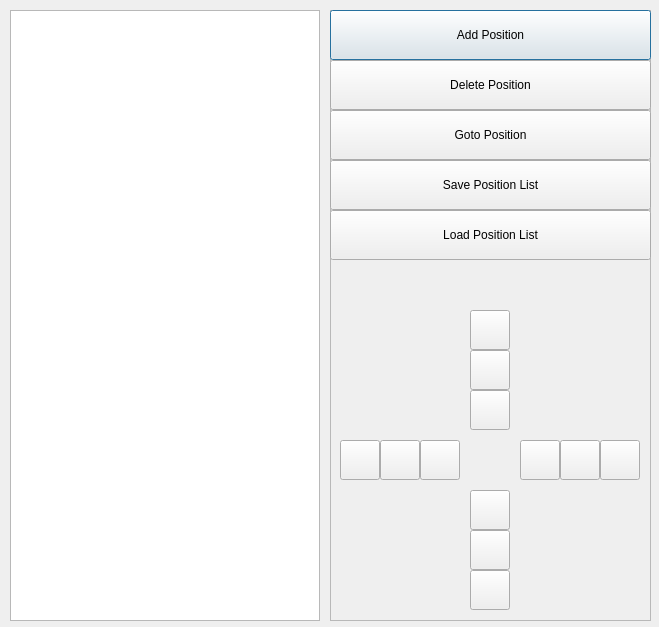
First picture: the form in src/app/src/stagecontrol.ui, repository CuriBio/nautilus_acquisition, before the edit.
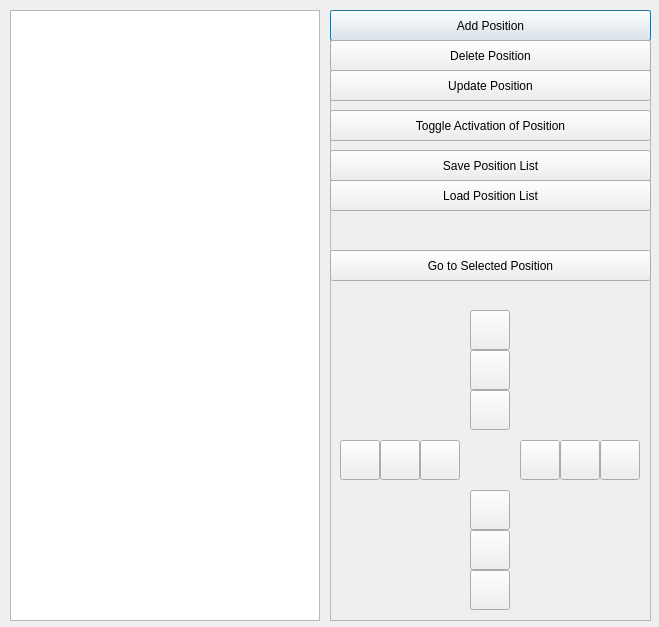
Second picture: the form after the edit.

```diff
--- a/src/app/src/stagecontrol.ui
+++ b/src/app/src/stagecontrol.ui
@@ -71,7 +71,7 @@
       <x>0</x>
       <y>0</y>
       <width>321</width>
-      <height>50</height>
+      <height>31</height>
      </rect>
     </property>
     <property name="sizePolicy">
@@ -100,9 +100,9 @@
     <property name="geometry">
      <rect>
       <x>0</x>
-      <y>50</y>
+      <y>30</y>
       <width>321</width>
-      <height>50</height>
+      <height>31</height>
      </rect>
     </property>
     <property name="sizePolicy">
@@ -114,7 +114,7 @@
     <property name="minimumSize">
      <size>
       <width>0</width>
-      <height>50</height>
+      <height>0</height>
      </size>
     </property>
     <property name="maximumSize">
@@ -131,9 +131,9 @@
     <property name="geometry">
      <rect>
       <x>0</x>
-      <y>100</y>
+      <y>240</y>
       <width>321</width>
-      <height>50</height>
+      <height>31</height>
      </rect>
     </property>
     <property name="sizePolicy">
@@ -145,7 +145,7 @@
     <property name="minimumSize">
      <size>
       <width>0</width>
-      <height>50</height>
+      <height>0</height>
      </size>
     </property>
     <property name="maximumSize">
@@ -155,16 +155,16 @@
      </size>
     </property>
     <property name="text">
-     <string>Goto Position</string>
+     <string>Go to Selected Position</string>
     </property>
    </widget>
    <widget class="QPushButton" name="saveListBtn">
     <property name="geometry">
      <rect>
       <x>0</x>
-      <y>150</y>
+      <y>140</y>
       <width>321</width>
-      <height>50</height>
+      <height>31</height>
      </rect>
     </property>
     <property name="sizePolicy">
@@ -176,7 +176,7 @@
     <property name="minimumSize">
      <size>
       <width>0</width>
-      <height>50</height>
+      <height>0</height>
      </size>
     </property>
     <property name="maximumSize">
@@ -193,9 +193,9 @@
     <property name="geometry">
      <rect>
       <x>0</x>
-      <y>200</y>
+      <y>170</y>
       <width>321</width>
-      <height>50</height>
+      <height>31</height>
      </rect>
     </property>
     <property name="sizePolicy">
@@ -207,7 +207,7 @@
     <property name="minimumSize">
      <size>
       <width>0</width>
-      <height>41</height>
+      <height>0</height>
      </size>
     </property>
     <property name="maximumSize">
@@ -736,6 +736,68 @@
      <bool>false</bool>
     </property>
    </widget>
+   <widget class="QPushButton" name="updateBtn">
+    <property name="geometry">
+     <rect>
+      <x>0</x>
+      <y>60</y>
+      <width>321</width>
+      <height>31</height>
+     </rect>
+    </property>
+    <property name="sizePolicy">
+     <sizepolicy hsizetype="Minimum" vsizetype="Preferred">
+      <horstretch>0</horstretch>
+      <verstretch>0</verstretch>
+     </sizepolicy>
+    </property>
+    <property name="minimumSize">
+     <size>
+      <width>0</width>
+      <height>0</height>
+     </size>
+    </property>
+    <property name="maximumSize">
+     <size>
+      <width>16777215</width>
+      <height>50</height>
+     </size>
+    </property>
+    <property name="text">
+     <string>Update Position</string>
+    </property>
+   </widget>
+   <widget class="QPushButton" name="toggleActivationBtn">
+    <property name="geometry">
+     <rect>
+      <x>0</x>
+      <y>100</y>
+      <width>321</width>
+      <height>31</height>
+     </rect>
+    </property>
+    <property name="sizePolicy">
+     <sizepolicy hsizetype="Preferred" vsizetype="Preferred">
+      <horstretch>0</horstretch>
+      <verstretch>0</verstretch>
+     </sizepolicy>
+    </property>
+    <property name="minimumSize">
+     <size>
+      <width>0</width>
+      <height>0</height>
+     </size>
+    </property>
+    <property name="maximumSize">
+     <size>
+      <width>16777215</width>
+      <height>50</height>
+     </size>
+    </property>
+    <property name="text">
+     <string>Toggle Activation of Position</string>
+    </property>
+   </widget>
   </widget>
  </widget>
  <resources/>
```
